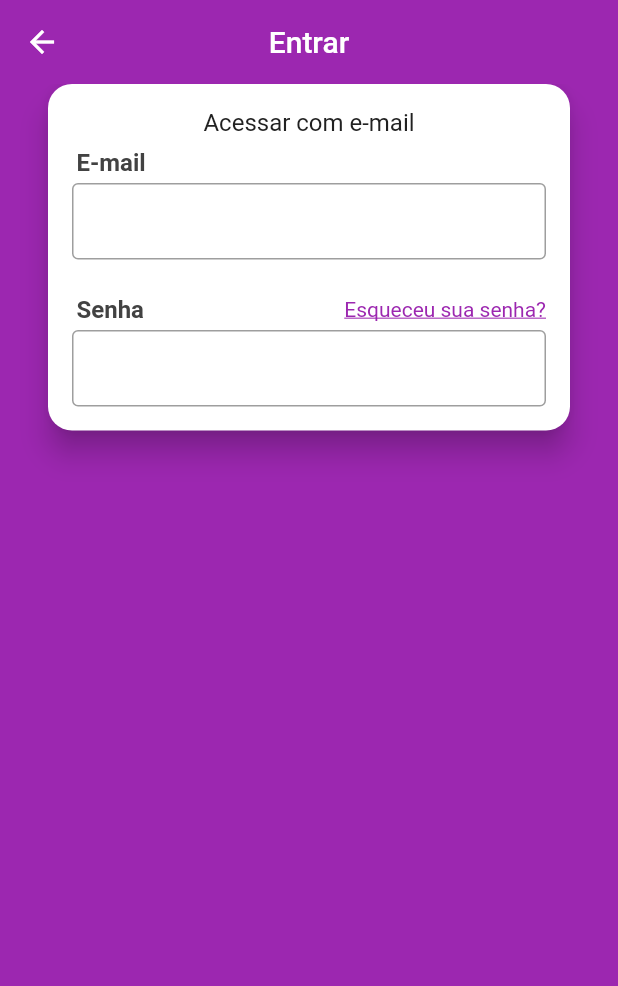
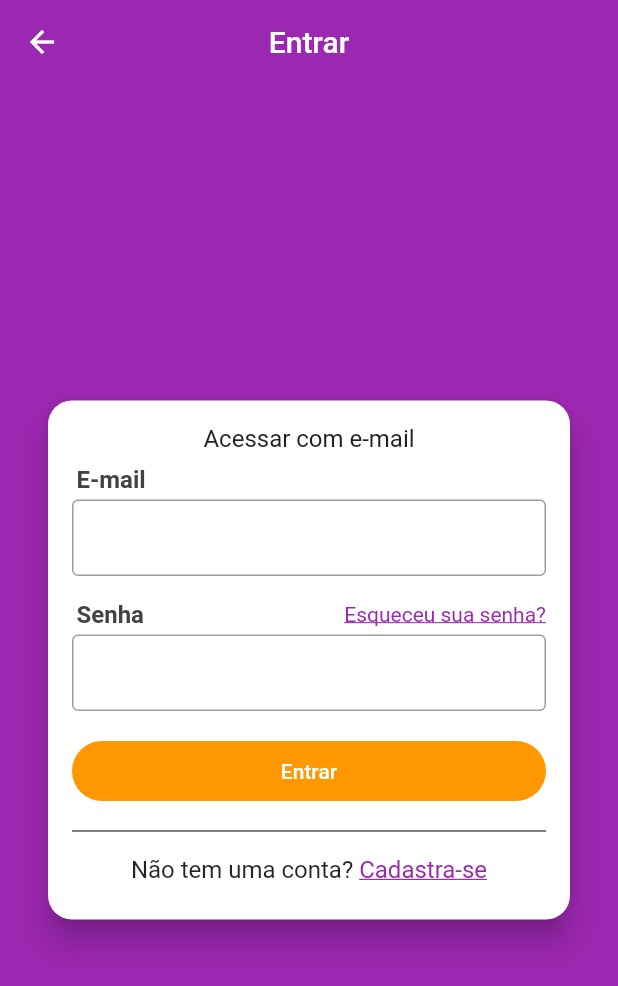
Before and after one commit to tonypereiramelo/xlo_mobx, a Flutter app: the screen it shows after launch, in the side drawer, after a tap on "Acesse sua conta agora!", on a phone screen of 412 x 824 dp. Shown: the top 986 px of the screen. Run offline on Flutter 3.47's test engine with Material 2 defaults, Android fonts, the phone set to English and light mode, and no system bars; our stand-ins replace get_it, mobx, parse_server_sdk_flutter; generated files the repository leaves out were written again.

Commit message:
tela de login concluida

```diff
--- a/lib/screens/login/login_screen.dart
+++ b/lib/screens/login/login_screen.dart
@@ -10,7 +10,10 @@ class LoginScreen extends StatelessWidget {
         title: const Text('Entrar'),
         centerTitle: true,
       ),
-      body: Card(
+      body: Container(
+        alignment: Alignment.center,
+        child: SingleChildScrollView(
+          child: Card(
             shape: RoundedRectangleBorder(
               borderRadius: BorderRadius.circular(16),
             ),
@@ -52,7 +55,7 @@ class LoginScreen extends StatelessWidget {
                     height: 16,
                   ),
                   Padding(
-                padding: const EdgeInsets.only(top: 8, left: 3, bottom: 4),
+                    padding: const EdgeInsets.only(left: 3, bottom: 4),
                     child: Row(
                       mainAxisAlignment: MainAxisAlignment.spaceBetween,
                       children: [
@@ -84,7 +87,51 @@ class LoginScreen extends StatelessWidget {
                     ),
                     obscureText: true,
                   ),
+                  Container(
+                    height: 40,
+                    margin: EdgeInsets.only(top: 20, bottom: 12),
+                    child: ElevatedButton(
+                      onPressed: () {},
+                      child: Text('Entrar'),
+                      style: ElevatedButton.styleFrom(
+                        primary: Colors.orange,
+                        onPrimary: Colors.white,
+                        elevation: 0,
+                        shape: RoundedRectangleBorder(
+                          borderRadius: BorderRadius.circular(20),
+                        ),
+                      ),
+                    ),
+                  ),
+                  Divider(
+                    color: Colors.black,
+                  ),
+                  Padding(
+                    padding: const EdgeInsets.symmetric(vertical: 8),
+                    child: Wrap(
+                      alignment: WrapAlignment.center,
+                      children: [
+                        const Text(
+                          'Não tem uma conta? ',
+                          style: TextStyle(fontSize: 16),
+                        ),
+                        GestureDetector(
+                          onTap: () {},
+                          child: Text(
+                            'Cadastra-se',
+                            style: TextStyle(
+                              decoration: TextDecoration.underline,
+                              color: Colors.purple,
+                              fontSize: 16,
+                            ),
+                          ),
+                        ),
                       ],
+                    ),
+                  ),
+                ],
+              ),
+            ),
           ),
         ),
       ),
```
Lines whose indentation alone changed are shown as unchanged.
